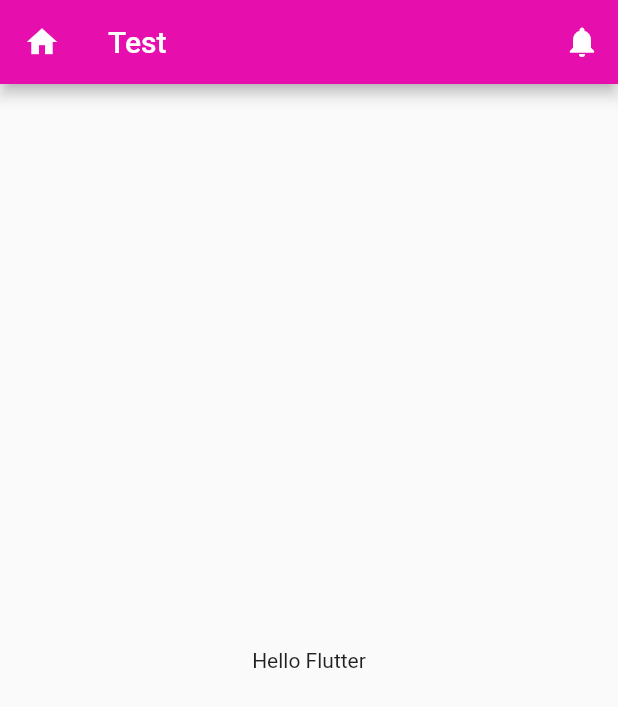
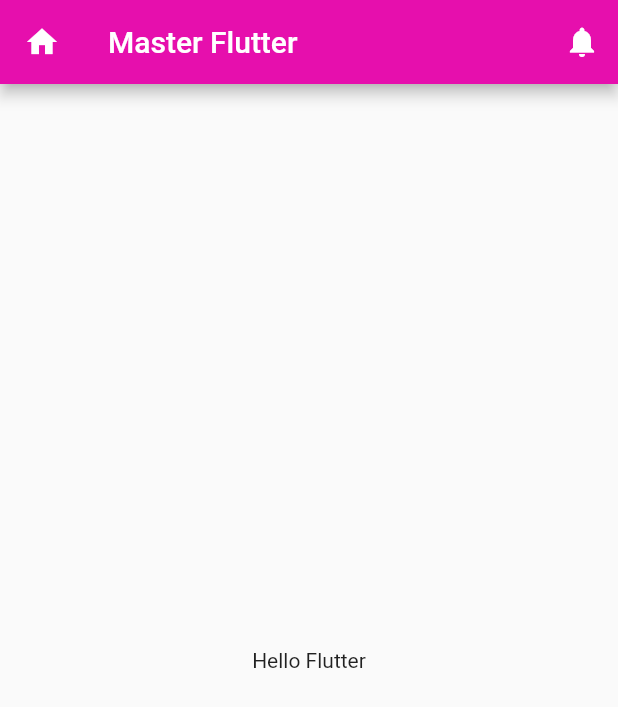
Before and after one commit to artnalyze/flutter_intermediate_itg, a Flutter app: the screen it shows after launch, on a phone screen of 412 x 824 dp. Shown: the top 707 px of the screen. Run offline on Flutter 3.47's test engine with Material 2 defaults, Android fonts, the phone set to English and light mode, and no system bars.

```diff
--- a/lib/main.dart
+++ b/lib/main.dart
@@ -13,14 +13,29 @@ class MyApp extends StatelessWidget {
   Widget build(BuildContext context) {
     return MaterialApp(
       debugShowCheckedModeBanner: false,
-      home: Scaffold(
+      home: MyScaffold(),
+    );
+  }
+}
+
+class MyScaffold extends StatefulWidget {
+  MyScaffold({Key key}) : super(key: key);
+
+  @override
+  _MyScaffoldState createState() => _MyScaffoldState();
+}
+
+class _MyScaffoldState extends State<MyScaffold> {
+  @override
+  Widget build(BuildContext context) {
+    return Scaffold(
       appBar: AppBar(
         // backgroundColor: Colors.blueAccent,
         // backgroundColor: Color.fromARGB(0xff, 230, 300, 390),
         // backgroundColor: Color.fromRGBO(230, 230, 290, 0.5),
         backgroundColor: Color(0xffE60FAD),
         leading: Icon(Icons.home),
-          title: Text("Test"),
+        title: Text("Master Flutter"),
         actions: <Widget>[
           IconButton(
               icon: Icon(Icons.notifications),
@@ -32,7 +47,6 @@ class MyApp extends StatelessWidget {
       body: Center(
         child: Text("Hello Flutter"),
       ),
-      ),
     );
   }
 }
```
Lines whose indentation alone changed are shown as unchanged.
